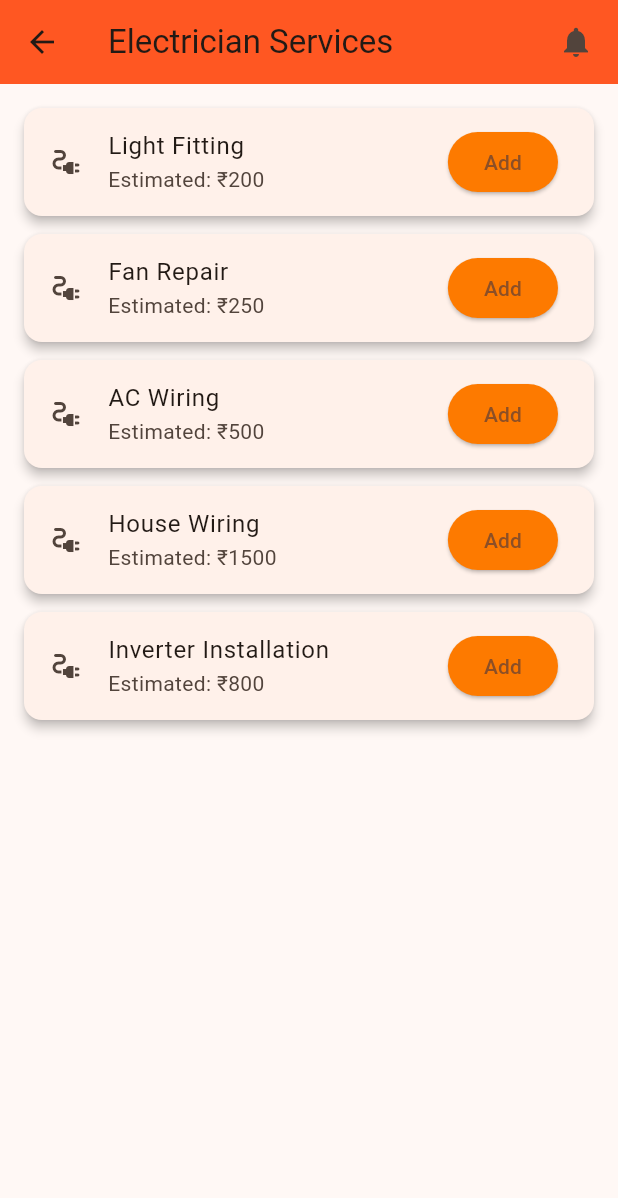
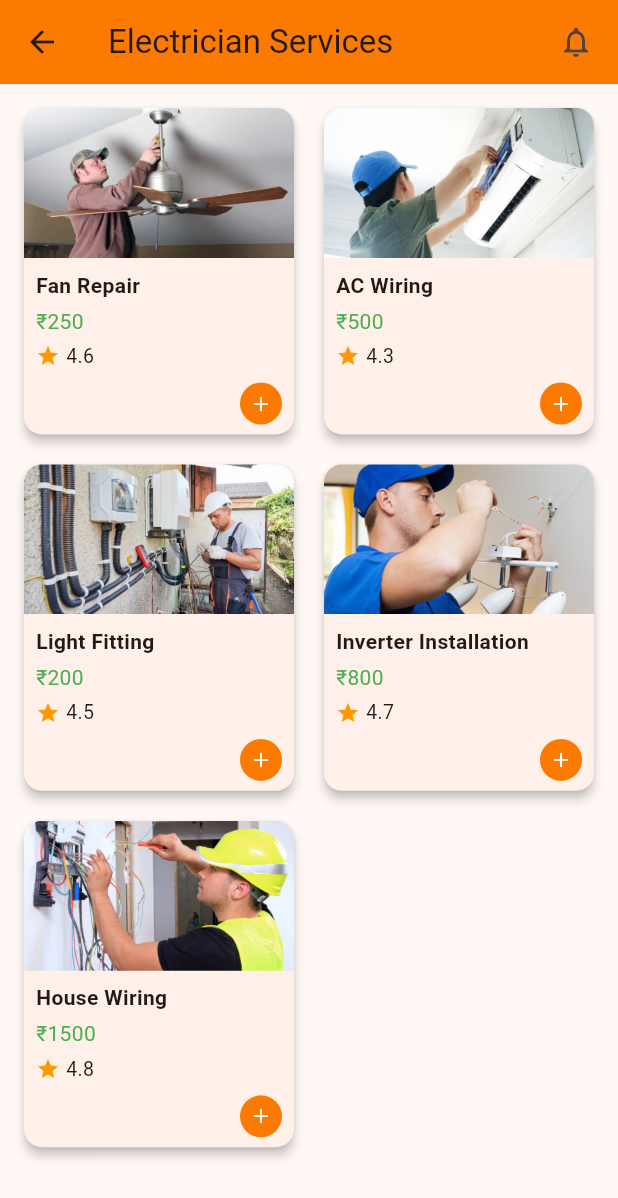
Before and after one commit to nishj347/karigar-frontend, a Flutter app: the screen it shows after launch, after a tap on "Login", after a tap on "Electricians", on a phone screen of 412 x 824 dp. Shown: the top 1198 px of the screen. Run offline on Flutter 3.47's test engine with Material 3 defaults, Android fonts, the light colour scheme and no system bars; our stand-ins replace animated_text_kit, google_fonts.

Commit message:
the sub category

```diff
--- a/lib/pages/subcategory/electrician_subcategory.dart
+++ b/lib/pages/subcategory/electrician_subcategory.dart
@@ -1,63 +1,184 @@
 import 'package:flutter/material.dart';
-import 'package:karigar/widgets/cart_snackbar.dart';
 
 class ElectricianSubcategoryPage extends StatelessWidget {
   final void Function(Map<String, String>) onAddToCart;
   final List<Map<String, String>> currentCart;
   final void Function(int) onRemoveItem;
 
-  const ElectricianSubcategoryPage({
-    super.key,
+  ElectricianSubcategoryPage({
     required this.onAddToCart,
     required this.currentCart,
     required this.onRemoveItem,
+    Key? key,
+  }) : super(key: key);
+
+  final List<Map<String, dynamic>> services = [
+    {
+      'title': 'Fan Repair',
+      'price': '₹250',
+      'rating': '4.6',
+      'image': 'assets/electrician1.jpg',
+    },
+    {
+      'title': 'AC Wiring',
+      'price': '₹500',
+      'rating': '4.3',
+      'image': 'assets/electrician2.jpg',
+    },
+    {
+      'title': 'Light Fitting',
+      'price': '₹200',
+      'rating': '4.5',
+      'image': 'assets/electrician3.jpg',
+    },
+    {
+      'title': 'Inverter Installation',
+      'price': '₹800',
+      'rating': '4.7',
+      'image': 'assets/electrician4.jpg',    },
+    {
+      'title': 'House Wiring',
+      'price': '₹1500',
+      'rating': '4.8',
+      'image': 'assets/electrician5.jpg',    },
+  ];
+
+  void _showServiceDetails(BuildContext context, Map<String, dynamic> service) {
+    showModalBottomSheet(
+      context: context,
+      shape: const RoundedRectangleBorder(
+        borderRadius: BorderRadius.vertical(top: Radius.circular(16)),
+      ),
+      builder: (_) {
+        return Padding(
+          padding: const EdgeInsets.all(16),
+          child: Column(
+            mainAxisSize: MainAxisSize.min,
+            children: [
+              ClipRRect(
+                borderRadius: BorderRadius.circular(12),
+                child: Image.asset(service['image'], height: 150, fit: BoxFit.cover),
+              ),
+              const SizedBox(height: 12),
+              Text(service['title'], style: const TextStyle(fontSize: 18, fontWeight: FontWeight.bold)),
+              Text(service['price'], style: const TextStyle(fontSize: 16, color: Colors.green)),
+              const SizedBox(height: 8),
+              Row(
+                mainAxisAlignment: MainAxisAlignment.center,
+                children: [
+                  const Icon(Icons.star, size: 18, color: Colors.orange),
+                  const SizedBox(width: 4),
+                  Text(service['rating'], style: const TextStyle(fontSize: 14)),
+                ],
+              ),
+              const SizedBox(height: 12),
+              const Text("• Reliable electrician service\n• Timely and professional\n• Pricing includes visit + basic tools"),
+              const SizedBox(height: 16),
+              ElevatedButton.icon(
+                onPressed: () {
+                  onAddToCart({
+                    'title': service['title'],
+                    'price': service['price'],
                   });
+                  Navigator.pop(context);
+                },
+                icon: const Icon(Icons.add),
+                label: const Text("Add to Cart"),
+                style: ElevatedButton.styleFrom(
+                  backgroundColor: const Color(0xFFFD7A00),
+                ),
+              ),
+            ],
+          ),
+        );
+      },
+    );
+  }
 
   @override
   Widget build(BuildContext context) {
-    final List<Map<String, String>> services = [
-      {'title': 'Light Fitting', 'price': '₹200'},
-      {'title': 'Fan Repair', 'price': '₹250'},
-      {'title': 'AC Wiring', 'price': '₹500'},
-      {'title': 'House Wiring', 'price': '₹1500'},
-      {'title': 'Inverter Installation', 'price': '₹800'},
-    ];
-
     return Scaffold(
       appBar: AppBar(
         title: const Text('Electrician Services'),
-        backgroundColor: Colors.deepOrange,
+        backgroundColor: const Color(0xFFFD7A00),
         actions: const [
-          Icon(Icons.notifications), // 🛎️ Bell icon
+          Icon(Icons.notifications_none),
           SizedBox(width: 16),
         ],
       ),
-      body: ListView.builder(
-        padding: const EdgeInsets.all(16),
+      body: Padding(
+        padding: const EdgeInsets.all(12),
+        child: GridView.builder(
           itemCount: services.length,
+          gridDelegate: const SliverGridDelegateWithFixedCrossAxisCount(
+            crossAxisCount: 2,
+            childAspectRatio: 3 / 3.6,
+            crossAxisSpacing: 12,
+            mainAxisSpacing: 12,
+          ),
           itemBuilder: (context, index) {
             final item = services[index];
-          return Card(
-            margin: const EdgeInsets.only(bottom: 12),
+            return GestureDetector(
+              onTap: () => _showServiceDetails(context, item),
+              child: Card(
                 elevation: 3,
-            child: ListTile(
-              leading: const Icon(Icons.electrical_services),
-              title: Text(item['title']!),
-              subtitle: Text('Estimated: ${item['price']}'),
-              trailing: ElevatedButton(
+                shape: RoundedRectangleBorder(borderRadius: BorderRadius.circular(12)),
+                child: Column(
+                  crossAxisAlignment: CrossAxisAlignment.start,
+                  children: [
+                    ClipRRect(
+                      borderRadius: const BorderRadius.vertical(top: Radius.circular(12)),
+                      child: Image.asset(
+                        item['image'],
+                        height: 100,
+                        width: double.infinity,
+                        fit: BoxFit.cover,
+                      ),
+                    ),
+                    Padding(
+                      padding: const EdgeInsets.all(8),
+                      child: Column(
+                        crossAxisAlignment: CrossAxisAlignment.start,
+                        children: [
+                          Text(item['title'], style: const TextStyle(fontWeight: FontWeight.bold)),
+                          const SizedBox(height: 4),
+                          Text(item['price'], style: const TextStyle(color: Colors.green)),
+                          const SizedBox(height: 4),
+                          Row(
+                            children: [
+                              const Icon(Icons.star, size: 16, color: Colors.orange),
+                              const SizedBox(width: 4),
+                              Text(item['rating'], style: const TextStyle(fontSize: 13)),
+                            ],
+                          ),
+                          const SizedBox(height: 8),
+                          Align(
+                            alignment: Alignment.centerRight,
+                            child: CircleAvatar(
+                              backgroundColor: const Color(0xFFFD7A00),
+                              radius: 14,
+                              child: IconButton(
+                                padding: EdgeInsets.zero,
+                                icon: const Icon(Icons.add, color: Colors.white, size: 16),
                                 onPressed: () {
-                  onAddToCart(item);
-                  showAddedToCartSnackbar(context, currentCart, onRemoveItem);
+                                  onAddToCart({
+                                    'title': item['title'],
+                                    'price': item['price'],
+                                  });
                                 },
-                style: ElevatedButton.styleFrom(
-                  backgroundColor: const Color(0xFFFD7A00),
                               ),
-                child: const Text("Add"),
+                            ),
+                          ),
+                        ],
+                      ),
+                    ),
+                  ],
                 ),
               ),
             );
           },
         ),
+      ),
     );
   }
 }
--- a/pubspec.yaml
+++ b/pubspec.yaml
@@ -29,3 +29,8 @@ flutter:
     - assets/user1.png
     - assets/user2.png
     - assets/user3.png
+    - assets/electrician1.jpg
+    - assets/electrician2.jpg
+    - assets/electrician3.jpg
+    - assets/electrician4.jpg
+    - assets/electrician5.jpg
```
Also changed, not shown: assets/electrician1.jpg (added), assets/electrician2.jpg (added), assets/electrician3.jpg (added), assets/electrician4.jpg (added), assets/electrician5.jpg (added). Lines whose indentation alone changed are shown as unchanged.
